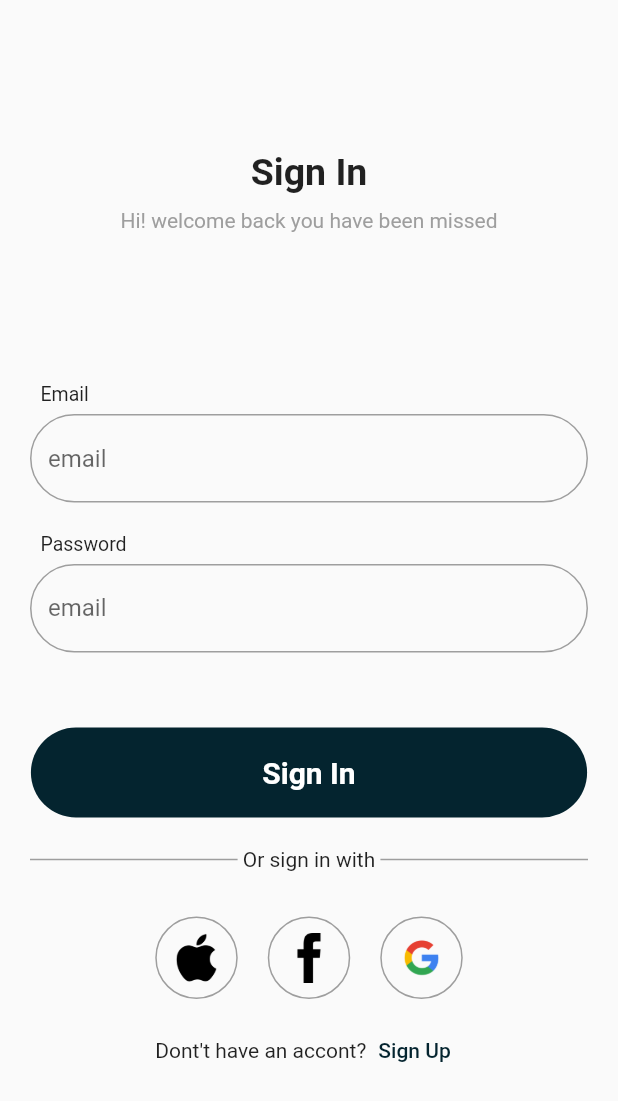
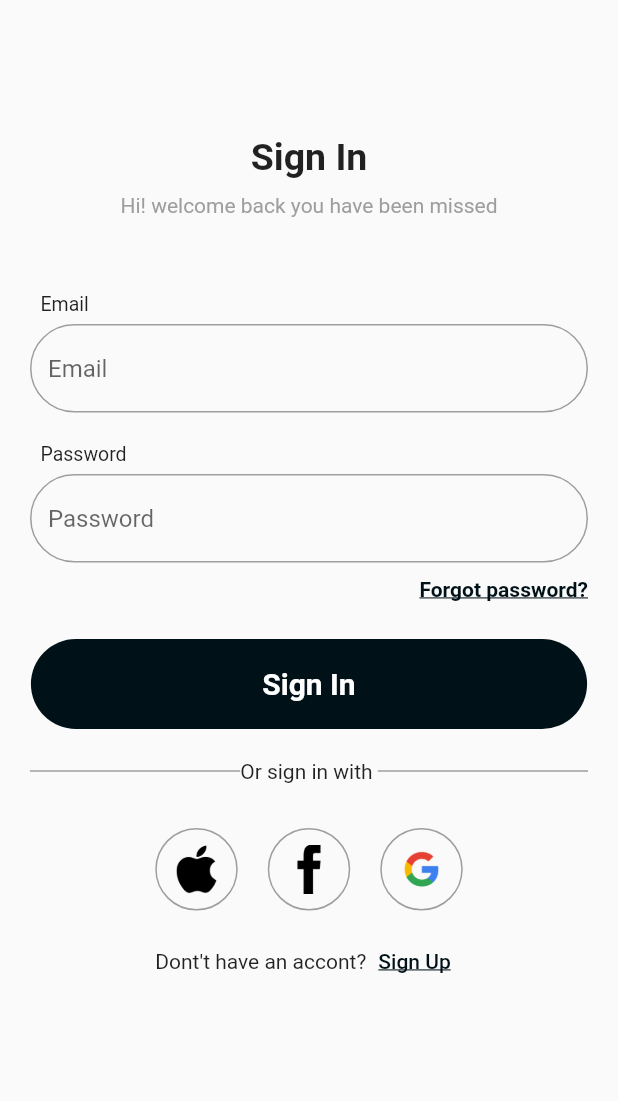
Before and after one commit to Muneef-Nk/urban_lease, a Flutter app: the LoginScreen screen opened directly, on a phone screen of 412 x 824 dp. Shown: the top 1101 px of the screen. Run offline on Flutter 3.47's test engine with Material 2 defaults, Android fonts, the phone set to English and light mode, and no system bars; our stand-ins replace pinput, smooth_page_indicator.

Commit message:
completed welcome, login, forgot, otp,

```diff
--- /dev/null
+++ b/lib/controller/login_controller/login_controller.dart
@@ -0,0 +1,10 @@
+import 'package:flutter/material.dart';
+
+class LoginScreenController with ChangeNotifier {
+  bool isLogin = true;
+  changeLogin() {
+    isLogin = !isLogin;
+
+    notifyListeners();
+  }
+}
--- a/lib/utils/color_constant.dart/color_constant.dart
+++ b/lib/utils/color_constant.dart/color_constant.dart
@@ -1,5 +1,5 @@
 import 'dart:ui';
 
 class ColorConstant {
-  static Color primaryColor = Color(0xff04242f);
+  static Color primaryColor = Color(0xff001118);
 }
--- a/lib/view/login_screen/login_scrren.dart
+++ b/lib/view/login_screen/login_scrren.dart
@@ -1,40 +1,53 @@
 import 'package:flutter/material.dart';
+import 'package:provider/provider.dart';
+import 'package:rent_cruise/controller/login_controller/login_controller.dart';
 import 'package:rent_cruise/utils/color_constant.dart/color_constant.dart';
-import 'package:rent_cruise/view/home_screen/home_screen.dart';
+import 'package:rent_cruise/view/forgot_password_screen/forgot_password_screen.dart';
+import 'package:rent_cruise/view/login_screen/widgets/login_bottom.dart';
 import 'package:rent_cruise/view/login_screen/widgets/social_container.dart';
+import 'package:rent_cruise/view/verify_code/verify_code.dart';
 
 class LoginScreen extends StatelessWidget {
-  const LoginScreen({super.key});
+  LoginScreen({super.key});
 
   @override
   Widget build(BuildContext context) {
+    var LoginProvider = Provider.of<LoginScreenController>(context);
+    var loginProviderFun =
+        Provider.of<LoginScreenController>(context, listen: false);
     return Scaffold(
       body: Padding(
         padding: const EdgeInsets.symmetric(horizontal: 20),
+        child: SingleChildScrollView(
           child: Column(
-            // mainAxisAlignment: MainAxisAlignment.spaceEvenly,
+              mainAxisAlignment: MainAxisAlignment.spaceEvenly,
               crossAxisAlignment: CrossAxisAlignment.center,
               children: [
                 SizedBox(
-                height: 100,
+                  height: 90,
                 ),
                 Column(
                   children: [
                     Text(
-                    "Sign In",
-                    style: TextStyle(fontSize: 25, fontWeight: FontWeight.bold),
+                      LoginProvider.isLogin ? "Sign In" : "Sign Up",
+                      style:
+                          TextStyle(fontSize: 25, fontWeight: FontWeight.bold),
                     ),
                     SizedBox(
                       height: 10,
                     ),
-                  Text(
-                    "Hi! welcome back you have been missed",
+                    Center(
+                      child: Text(
+                        LoginProvider.isLogin
+                            ? "Hi! welcome back you have been missed"
+                            : "Fill your information below or register\n              with your social account",
                         style: TextStyle(fontSize: 14, color: Colors.grey),
+                      ),
                     ),
                   ],
                 ),
                 SizedBox(
-                height: 100,
+                  height: 50,
                 ),
                 Row(
                   children: [
@@ -49,7 +62,7 @@ class LoginScreen extends StatelessWidget {
                 ),
                 TextField(
                   decoration: InputDecoration(
-                  hintText: "email",
+                    hintText: "Email",
                     border: InputBorder.none,
                     enabledBorder: OutlineInputBorder(
                         borderSide: BorderSide(color: Colors.grey),
@@ -75,9 +88,8 @@ class LoginScreen extends StatelessWidget {
                 ),
                 TextField(
                   decoration: InputDecoration(
-                  hintText: "email",
+                    hintText: "Password",
                     border: InputBorder.none,
-                  label: Text("email"),
                     enabledBorder: OutlineInputBorder(
                         borderSide: BorderSide(color: Colors.grey),
                         borderRadius: BorderRadius.circular(30)),
@@ -87,9 +99,63 @@ class LoginScreen extends StatelessWidget {
                   ),
                 ),
                 SizedBox(
-                height: 50,
+                  height: 10,
                 ),
-              SignBotton(),
+                LoginProvider.isLogin
+                    ? Row(
+                        mainAxisAlignment: MainAxisAlignment.end,
+                        children: [
+                          GestureDetector(
+                            onTap: () {
+                              Navigator.of(context).push(MaterialPageRoute(
+                                  builder: (context) =>
+                                      ForgotPasswordScreen()));
+                            },
+                            child: Text(
+                              "Forgot password?",
+                              style: TextStyle(
+                                  color: ColorConstant.primaryColor,
+                                  fontWeight: FontWeight.bold,
+                                  decoration: TextDecoration.underline),
+                            ),
+                          )
+                        ],
+                      )
+                    : Row(
+                        mainAxisAlignment: MainAxisAlignment.start,
+                        children: [
+                          Checkbox(
+                              fillColor: MaterialStateProperty.all(
+                                  ColorConstant.primaryColor),
+                              value: true,
+                              onChanged: (v) {}),
+                          Text("Agree with "),
+                          Text(
+                            "Terms & Condition?",
+                            style: TextStyle(
+                                color: ColorConstant.primaryColor,
+                                fontWeight: FontWeight.bold,
+                                decoration: TextDecoration.underline),
+                          )
+                        ],
+                      ),
+                SizedBox(
+                  height: 25,
+                ),
+                LoginProvider.isLogin
+                    ? SignBotton(
+                        lebal: "Sign In",
+                        onPressed: () {
+                          Navigator.of(context).push(MaterialPageRoute(
+                              builder: (context) => VerifyCode()));
+                        },
+                      )
+                    : SignBotton(
+                        lebal: "Sign Up",
+                        onPressed: () {
+                          Navigator.of(context).push(MaterialPageRoute(
+                              builder: (context) => VerifyCode()));
+                        }),
                 SizedBox(
                   height: 20,
                 ),
@@ -101,7 +167,9 @@ class LoginScreen extends StatelessWidget {
                         color: Colors.grey,
                       ),
                     ),
-                  Text(' Or sign in with '),
+                    LoginProvider.isLogin
+                        ? Text('Or sign in with ')
+                        : Text('Or sign Up in with '),
                     Expanded(
                         child: Divider(
                       thickness: 1,
@@ -129,44 +197,23 @@ class LoginScreen extends StatelessWidget {
                 Row(
                   mainAxisAlignment: MainAxisAlignment.center,
                   children: [
-                  Text("Dont't have an accont?"),
+                    Text(LoginProvider.isLogin
+                        ? "Dont't have an accont?"
+                        : "Already have an account?"),
                     TextButton(
                         onPressed: () {
-                        Navigator.of(context).push(MaterialPageRoute(
-                            builder: (context) => Homescreen()));
+                          loginProviderFun.changeLogin();
                         },
                         child: Text(
-                        "Sign Up",
-                        style: TextStyle(color: ColorConstant.primaryColor),
+                          LoginProvider.isLogin ? "Sign Up" : "Login In",
+                          style: TextStyle(
+                              color: ColorConstant.primaryColor,
+                              decoration: TextDecoration.underline),
                         ))
                   ],
                 )
               ]),
         ),
-    );
-  }
-}
-
-class SignBotton extends StatelessWidget {
-  const SignBotton({
-    super.key,
-  });
-
-  @override
-  Widget build(BuildContext context) {
-    return Container(
-      height: 60,
-      width: MediaQuery.of(context).size.width * 0.9,
-      decoration: BoxDecoration(
-        borderRadius: BorderRadius.circular(40),
-        color: ColorConstant.primaryColor,
-      ),
-      child: Center(
-        child: Text(
-          "Sign In",
-          style: TextStyle(
-              color: Colors.white, fontSize: 20, fontWeight: FontWeight.bold),
-        ),
       ),
     );
   }
--- /dev/null
+++ b/lib/view/login_screen/widgets/login_bottom.dart
@@ -0,0 +1,36 @@
+import 'package:flutter/material.dart';
+import 'package:rent_cruise/utils/color_constant.dart/color_constant.dart';
+
+class SignBotton extends StatelessWidget {
+  final String lebal;
+  final Function() onPressed;
+  const SignBotton({
+    super.key,
+    required this.lebal,
+    required this.onPressed,
+  });
+
+  @override
+  Widget build(BuildContext context) {
+    return GestureDetector(
+      onTap: () {
+        onPressed();
+      },
+      child: Container(
+        height: 60,
+        width: MediaQuery.of(context).size.width * 0.9,
+        decoration: BoxDecoration(
+          borderRadius: BorderRadius.circular(40),
+          color: ColorConstant.primaryColor,
+        ),
+        child: Center(
+          child: Text(
+            lebal,
+            style: TextStyle(
+                color: Colors.white, fontSize: 20, fontWeight: FontWeight.bold),
+          ),
+        ),
+      ),
+    );
+  }
+}
--- a/lib/view/splash_screen/splash_screen.dart
+++ b/lib/view/splash_screen/splash_screen.dart
@@ -1,6 +1,6 @@
 import 'package:flutter/material.dart';
 import 'package:rent_cruise/utils/color_constant.dart/color_constant.dart';
-import 'package:rent_cruise/view/login_screen/login_scrren.dart';
+import 'package:rent_cruise/view/welcome_screen/welcome_screen.dart';
 
 class SplashScreen extends StatefulWidget {
   const SplashScreen({super.key});
@@ -14,7 +14,7 @@ class _SplashScreenState extends State<SplashScreen> {
   void initState() {
     Future.delayed(Duration(seconds: 3), () {
       Navigator.of(context).pushAndRemoveUntil(
-          MaterialPageRoute(builder: (context) => LoginScreen()),
+          MaterialPageRoute(builder: (context) => WelcomeScreen()),
           (route) => false);
     });
     super.initState();
--- a/pubspec.yaml
+++ b/pubspec.yaml
@@ -37,6 +37,7 @@ dependencies:
   cupertino_icons: ^1.0.2
   smooth_page_indicator: ^1.1.0
   provider: ^6.1.0
+  pinput: ^3.0.1
 
 dev_dependencies:
   flutter_test:
@@ -63,6 +64,7 @@ flutter:
   # To add assets to your application, add an assets section, like this:
   assets:
     - assets/icons/
+    - assets/images/bg.png
   #   - images/a_dot_ham.jpeg
 
   # An image asset can refer to one or more resolution-specific "variants", see
```
Also changed, not shown: lib/main.dart (+10 -3 lines), lib/view/edit_profile/edit_profile.dart (added, +49 -0 lines), lib/view/forgot_password_screen/forgot_password_screen.dart (added, +125 -0 lines), lib/view/signup_screen/signup_screen.dart (deleted, +0 -124 lines), lib/view/verify_code/verify_code.dart (added, +152 -0 lines), lib/view/welcome_screen/welcome_screen.dart (added, +67 -0 lines), assets/images/bg.png (added), pubspec.lock, 7 other files. Lines whose indentation alone changed are shown as unchanged.
